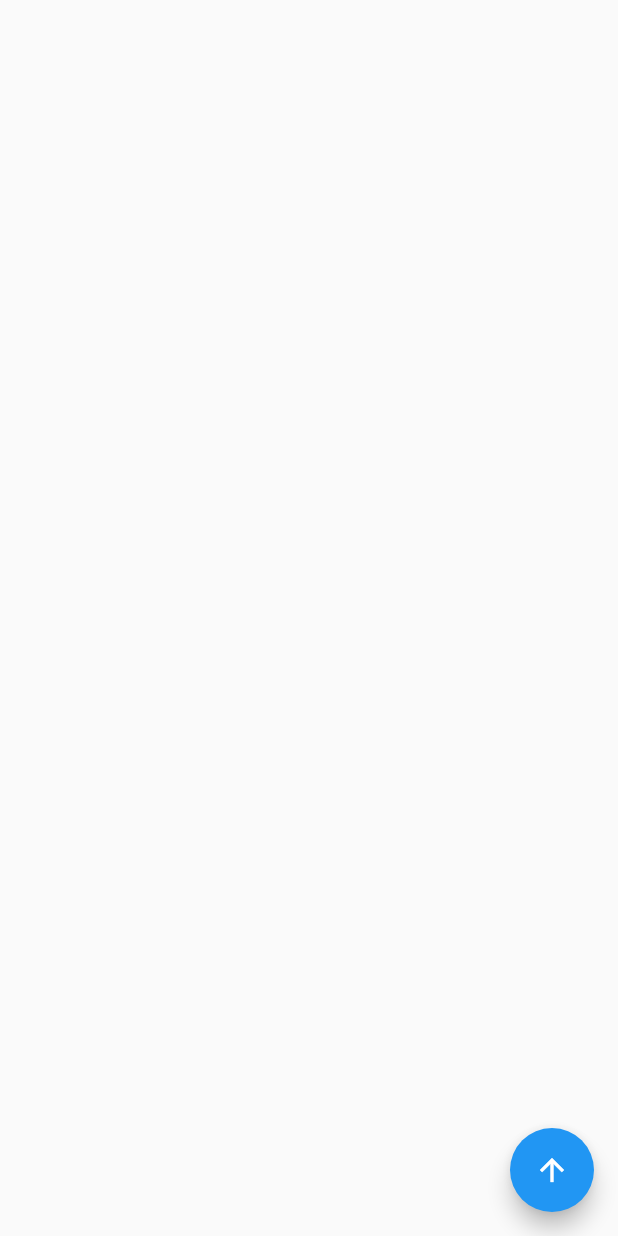
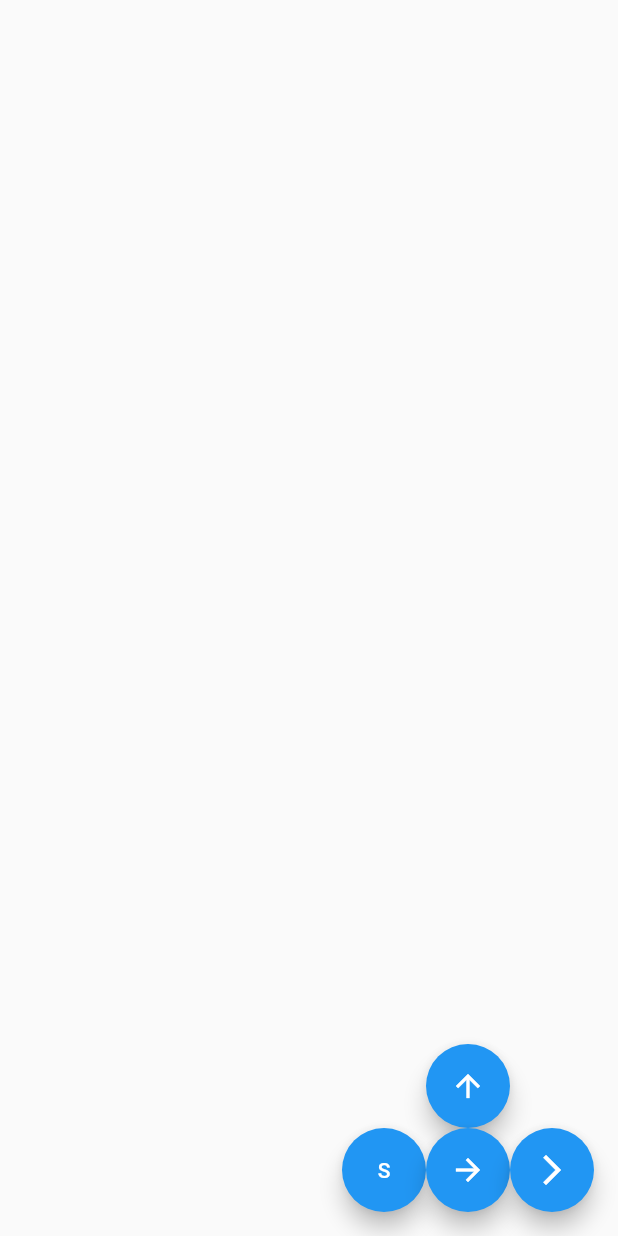
Before and after one commit to TimurKarev/rive_demo, a Flutter app: the screen it shows after launch, after a tap on the "arrow upward" icon, on a phone screen of 412 x 824 dp. Run offline on Flutter 3.47's test engine with Material 2 defaults, Android fonts, the phone set to English and light mode, and no system bars; our stand-ins replace bloc, equatable, flutter_bloc, rive.

Commit message:
second iteration

```diff
--- a/lib/internal/button_type.dart
+++ b/lib/internal/button_type.dart
@@ -1,4 +1,5 @@
 enum ButtonType {
+  stop,
   walk,
   run,
   jump,
--- a/lib/main.dart
+++ b/lib/main.dart
@@ -25,20 +25,57 @@ class MyRiveAnimation extends StatelessWidget {
     return Scaffold(
       body: const Center(
         child: SizedBox(
-          height: 300,
+          height: 400,
           child: AspectRatio(
             aspectRatio: 3 / 4,
             child: SpriteWidget(),
           ),
         ),
       ),
-      floatingActionButton: FloatingActionButton(
-        child: const Icon(Icons.arrow_upward),
-        onPressed: () => context.read<SpriteBloc>().add(
-              const ButtonPressedSpriteEvent(
-                buttonType: ButtonType.jump,
-              ),
+      floatingActionButton: Align(
+        alignment: Alignment.bottomRight,
+        child: Column(
+          mainAxisSize: MainAxisSize.min,
+          children: [
+            FloatingActionButton(
+              child: const Icon(Icons.arrow_upward),
+              onPressed: () => context.read<SpriteBloc>().add(
+                    const ButtonPressedSpriteEvent(
+                      buttonType: ButtonType.jump,
+                    ),
+                  ),
             ),
+            Row(
+              mainAxisSize: MainAxisSize.min,
+              children: [
+                FloatingActionButton(
+                  child: const Text('S'),
+                  onPressed: () => context.read<SpriteBloc>().add(
+                        const ButtonPressedSpriteEvent(
+                          buttonType: ButtonType.stop,
+                        ),
+                      ),
+                ),
+                FloatingActionButton(
+                  child: const Icon(Icons.arrow_forward),
+                  onPressed: () => context.read<SpriteBloc>().add(
+                        const ButtonPressedSpriteEvent(
+                          buttonType: ButtonType.walk,
+                        ),
+                      ),
+                ),
+                FloatingActionButton(
+                  child: const Icon(Icons.arrow_forward_ios),
+                  onPressed: () => context.read<SpriteBloc>().add(
+                        const ButtonPressedSpriteEvent(
+                          buttonType: ButtonType.run,
+                        ),
+                      ),
+                ),
+              ],
+            ),
+          ],
+        ),
       ),
     );
   }
--- a/lib/presentation/use_cases/footballer_sprite_use_case.dart
+++ b/lib/presentation/use_cases/footballer_sprite_use_case.dart
@@ -10,15 +10,17 @@ class FootballerSpriteUseCase implements SpriteUseCase {
 
   final String asset;
 
-  SMIInput<bool>? _input;
+  SMIInput<bool>? _jumpInput;
+  SMIInput<double>? _speedInput;
   Artboard? _artBoard;
 
   @override
   Artboard? get artBoard => _artBoard;
 
-  static const _stateMachine = 'FootballerStateMachine';
+  static const _stateMachine = 'State Machine';
 
-  static const _jumpInput = 'Jump';
+  static const _jumpInputString = 'Jump';
+  static const _speedInputString = 'Speed';
 
   @override
   Future<bool> init() async {
@@ -35,7 +37,9 @@ class FootballerSpriteUseCase implements SpriteUseCase {
       if (controller != null) {
         controller.isActive = true;
         _artBoard?.addController(controller);
-        _input = controller.findInput(_jumpInput);
+        _jumpInput = controller.findInput<bool>(_jumpInputString);
+        _speedInput = controller.findInput<double>(_speedInputString);
+        _speedInput?.value = 0.0;
         return true;
       }
     }
@@ -47,11 +51,16 @@ class FootballerSpriteUseCase implements SpriteUseCase {
   void buttonPressed(ButtonType type) {
     switch (type) {
       case ButtonType.walk:
+        _speedInput?.value = 1.0;
         break;
       case ButtonType.run:
+        _speedInput?.value = 2.0;
         break;
       case ButtonType.jump:
-        _input?.value = true;
+        _jumpInput?.value = true;
+        break;
+      case ButtonType.stop:
+        _speedInput?.value = 0.0;
         break;
     }
   }
```
Also changed, not shown: 4 other files.
